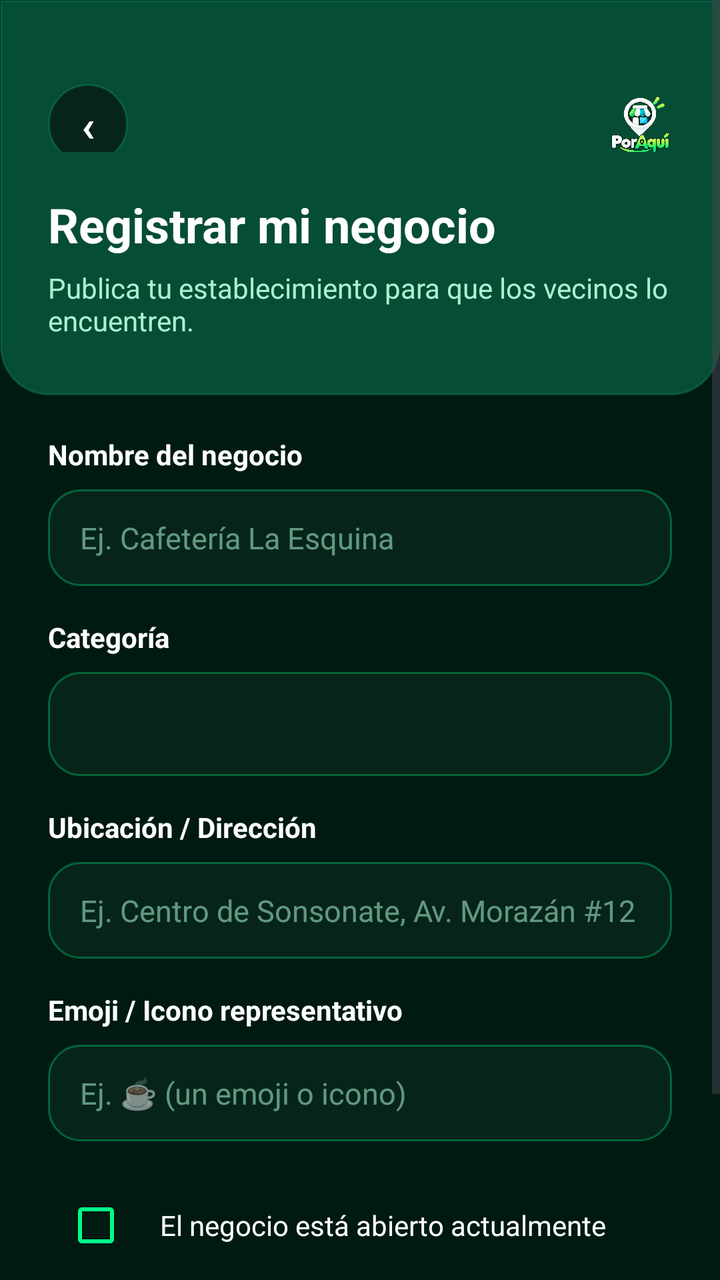
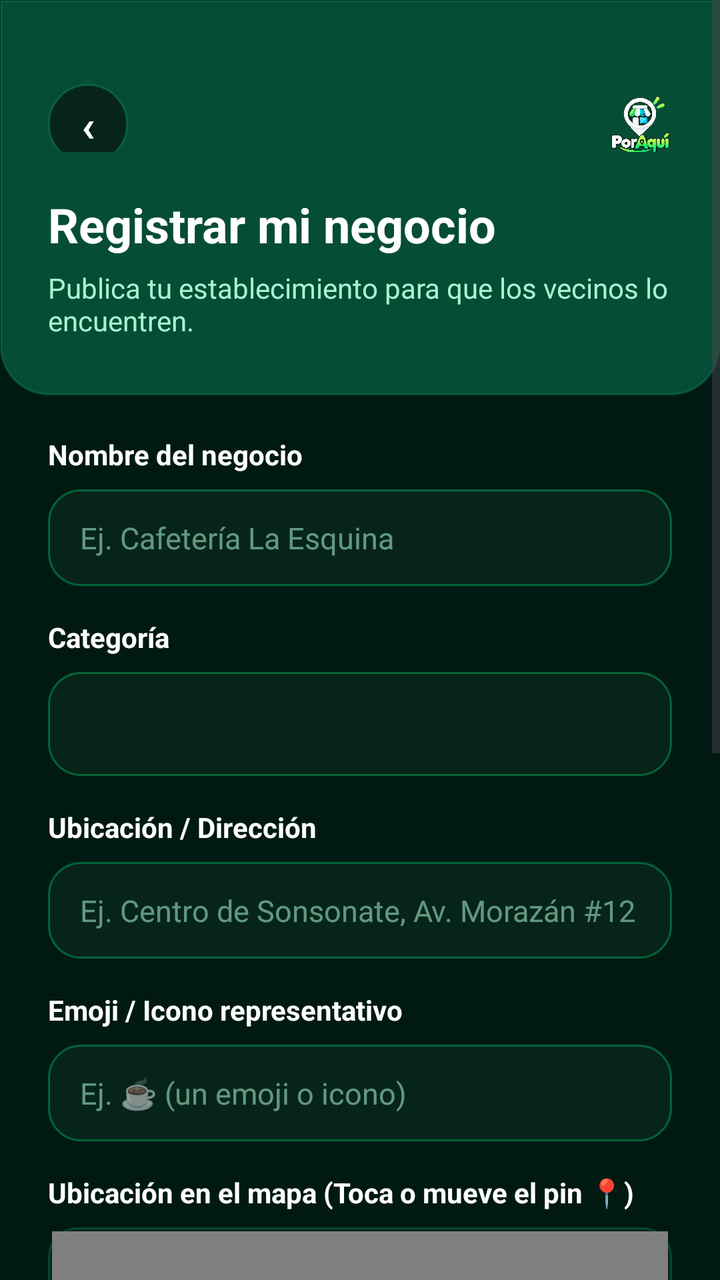

Screens rendered from an Android XML layout before and after an edit, with the pre-edit source and the edit as a unified diff.
<!-- AndroidManifest.xml: application theme Theme.PorAqui -->
<!-- res/layout/activity_register_business.xml -->
<?xml version="1.0" encoding="utf-8"?>
<ScrollView xmlns:android="http://schemas.android.com/apk/res/android"
    xmlns:app="http://schemas.android.com/apk/res-auto"
    xmlns:tools="http://schemas.android.com/tools"
    android:id="@+id/scroll_view_register_business"
    android:layout_width="match_parent"
    android:layout_height="match_parent"
    android:background="#001A12"
    android:fillViewport="true"
    tools:context=".ui.business.RegisterBusinessActivity">

    <androidx.constraintlayout.widget.ConstraintLayout
        android:layout_width="match_parent"
        android:layout_height="wrap_content"
        android:paddingBottom="32dp">

        
        <LinearLayout
            android:id="@+id/header_container"
            android:layout_width="0dp"
            android:layout_height="wrap_content"
            android:background="@drawable/bg_dark_login_header"
            android:orientation="vertical"
            android:paddingHorizontal="24dp"
            android:paddingTop="36dp"
            android:paddingBottom="28dp"
            app:layout_constraintEnd_toEndOf="parent"
            app:layout_constraintStart_toStartOf="parent"
            app:layout_constraintTop_toTopOf="parent">

            <RelativeLayout
                android:layout_width="match_parent"
                android:layout_height="wrap_content"
                android:paddingBottom="12dp">

                <TextView
                    android:id="@+id/btn_back_business"
                    android:layout_width="40dp"
                    android:layout_height="40dp"
                    android:layout_alignParentStart="true"
                    android:layout_centerVertical="true"
                    android:background="@drawable/bg_btn_back"
                    android:clickable="true"
                    android:focusable="true"
                    android:gravity="center"
                    android:text="‹"
                    android:textColor="@color/white"
                    android:textSize="22sp"
                    android:textStyle="bold" />

                <LinearLayout
                    android:layout_width="wrap_content"
                    android:layout_height="wrap_content"
                    android:layout_alignParentEnd="true"
                    android:layout_centerVertical="true"
                    android:gravity="center_vertical"
                    android:orientation="horizontal">

                    <ImageView
                        android:layout_width="32dp"
                        android:layout_height="32dp"
                        android:contentDescription="@string/app_name"
                        android:src="@drawable/poraqui_sin_fondo" />
                </LinearLayout>

            </RelativeLayout>

            <TextView
                android:layout_width="wrap_content"
                android:layout_height="wrap_content"
                android:layout_marginTop="8dp"
                android:text="Registrar mi negocio"
                android:textColor="@color/white"
                android:textSize="24sp"
                android:textStyle="bold" />

            <TextView
                android:layout_width="wrap_content"
                android:layout_height="wrap_content"
                android:layout_marginTop="6dp"
                android:text="Publica tu establecimiento para que los vecinos lo encuentren."
                android:textColor="#A7F3D0"
                android:textSize="14sp" />

        </LinearLayout>

        
        <LinearLayout
            android:id="@+id/form_container"
            android:layout_width="0dp"
            android:layout_height="wrap_content"
            android:orientation="vertical"
            android:paddingHorizontal="24dp"
            android:paddingTop="20dp"
            app:layout_constraintEnd_toEndOf="parent"
            app:layout_constraintStart_toStartOf="parent"
            app:layout_constraintTop_toBottomOf="@+id/header_container">

            
            <TextView
                android:layout_width="wrap_content"
                android:layout_height="wrap_content"
                android:text="Nombre del negocio"
                android:textColor="@color/white"
                android:textSize="14sp"
                android:textStyle="bold" />

            <EditText
                android:id="@+id/et_business_name"
                android:layout_width="match_parent"
                android:layout_height="wrap_content"
                android:layout_marginTop="8dp"
                android:background="@drawable/bg_dark_search_field"
                android:hint="Ej. Cafetería La Esquina"
                android:importantForAutofill="no"
                android:inputType="textCapWords"
                android:paddingHorizontal="16dp"
                android:paddingVertical="14dp"
                android:textColor="@color/white"
                android:textColorHint="#90A7F3D0"
                android:textSize="15sp" />

            
            <TextView
                android:layout_width="wrap_content"
                android:layout_height="wrap_content"
                android:layout_marginTop="16dp"
                android:text="Categoría"
                android:textColor="@color/white"
                android:textSize="14sp"
                android:textStyle="bold" />

            <Spinner
                android:id="@+id/sp_business_category"
                android:layout_width="match_parent"
                android:layout_height="52dp"
                android:layout_marginTop="8dp"
                android:background="@drawable/bg_dark_search_field"
                android:paddingHorizontal="12dp" />

            
            <TextView
                android:layout_width="wrap_content"
                android:layout_height="wrap_content"
                android:layout_marginTop="16dp"
                android:text="Ubicación / Dirección"
                android:textColor="@color/white"
                android:textSize="14sp"
                android:textStyle="bold" />

            <EditText
                android:id="@+id/et_business_location"
                android:layout_width="match_parent"
                android:layout_height="wrap_content"
                android:layout_marginTop="8dp"
                android:background="@drawable/bg_dark_search_field"
                android:hint="Ej. Centro de Sonsonate, Av. Morazán #12"
                android:importantForAutofill="no"
                android:inputType="textCapSentences"
                android:paddingHorizontal="16dp"
                android:paddingVertical="14dp"
                android:textColor="@color/white"
                android:textColorHint="#90A7F3D0"
                android:textSize="15sp" />

            
            <TextView
                android:layout_width="wrap_content"
                android:layout_height="wrap_content"
                android:layout_marginTop="16dp"
                android:text="Emoji / Icono representativo"
                android:textColor="@color/white"
                android:textSize="14sp"
                android:textStyle="bold" />

            <EditText
                android:id="@+id/et_business_emoji"
                android:layout_width="match_parent"
                android:layout_height="wrap_content"
                android:layout_marginTop="8dp"
                android:background="@drawable/bg_dark_search_field"
                android:hint="Ej. ☕ (un emoji o icono)"
                android:importantForAutofill="no"
                android:inputType="textShortMessage"
                android:paddingHorizontal="16dp"
                android:paddingVertical="14dp"
                android:textColor="@color/white"
                android:textColorHint="#90A7F3D0"
                android:textSize="15sp" />

            
            <LinearLayout
                android:layout_width="match_parent"
                android:layout_height="wrap_content"
                android:layout_marginTop="18dp"
                android:gravity="center_vertical"
                android:orientation="horizontal">

                <CheckBox
                    android:id="@+id/cb_business_open"
                    android:layout_width="wrap_content"
                    android:layout_height="wrap_content"
                    android:checked="true"
                    android:buttonTint="#00FF87" />

                <TextView
                    android:layout_width="wrap_content"
                    android:layout_height="wrap_content"
                    android:layout_marginStart="8dp"
                    android:text="El negocio está abierto actualmente"
                    android:textColor="@color/white"
                    android:textSize="14sp" />

            </LinearLayout>

            
            <androidx.appcompat.widget.AppCompatButton
                android:id="@+id/btn_register_business"
                android:layout_width="match_parent"
                android:layout_height="52dp"
                android:layout_marginTop="28dp"
                android:background="@drawable/bg_stitch_btn_primary"
                android:text="Guardar negocio"
                android:textAllCaps="false"
                android:textColor="#01140E"
                android:textSize="16sp"
                android:textStyle="bold" />

        </LinearLayout>

    </androidx.constraintlayout.widget.ConstraintLayout>

</ScrollView>
<!-- resources referenced by this layout -->
<resources>
  <color name="white">#FFFFFFFF</color>
  <!-- drawable bg_btn_back (drawable) -->
  <?xml version="1.0" encoding="utf-8"?>
  <shape xmlns:android="http://schemas.android.com/apk/res/android"
      android:shape="oval">
      <solid android:color="#07241A" />
      <stroke
          android:width="1dp"
          android:color="#4010B981" />
  </shape>
  <!-- drawable bg_dark_login_header (drawable) -->
  <?xml version="1.0" encoding="utf-8"?>
  <shape xmlns:android="http://schemas.android.com/apk/res/android"
      android:shape="rectangle">
      <corners
          android:bottomLeftRadius="24dp"
          android:bottomRightRadius="24dp"
          android:topLeftRadius="0dp"
          android:topRightRadius="0dp" />
      <solid android:color="#064D35" />
      <stroke
          android:width="1dp"
          android:color="#4010B981" />
  </shape>
  <!-- drawable bg_dark_search_field (drawable) -->
  <?xml version="1.0" encoding="utf-8"?>
  <shape xmlns:android="http://schemas.android.com/apk/res/android"
      android:shape="rectangle">
      <corners android:radius="16dp" />
      <solid android:color="#07241A" />
      <stroke
          android:width="1dp"
          android:color="#5000FF87" />
  </shape>
  <!-- drawable bg_stitch_btn_primary (drawable) -->
  <?xml version="1.0" encoding="utf-8"?>
  <ripple xmlns:android="http://schemas.android.com/apk/res/android"
      android:color="#33FFFFFF">
      <item>
          <shape android:shape="rectangle">
              <corners android:radius="999dp" />
              <gradient
                  android:angle="0"
                  android:endColor="#059669"
                  android:centerColor="#10B981"
                  android:startColor="#00FF87"
                  android:type="linear" />
          </shape>
      </item>
  </ripple>
  <!-- drawable poraqui_sin_fondo: png bitmap (drawable-nodpi, 990131 bytes) -->
  <string name="app_name">PorAquí</string>
  <style name="Theme.PorAqui" parent="Base.Theme.PorAqui" />
  <style name="Base.Theme.PorAqui" parent="Theme.Material3.DayNight.NoActionBar">
          
          
      </style>
</resources>

<!-- the commit's change to res/layout/activity_register_business.xml (unified diff, before → after) -->
@@ -189,6 +189,82 @@
                 android:textSize="15sp" />
 
             
+            <TextView
+                android:layout_width="wrap_content"
+                android:layout_height="wrap_content"
+                android:layout_marginTop="16dp"
+                android:text="Ubicación en el mapa (Toca o mueve el pin 📍)"
+                android:textColor="@color/white"
+                android:textSize="14sp"
+                android:textStyle="bold" />
+
+            
+            <FrameLayout
+                android:layout_width="match_parent"
+                android:layout_height="210dp"
+                android:layout_marginTop="8dp"
+                android:background="@drawable/bg_dark_card"
+                android:padding="2dp">
+
+                <WebView
+                    android:id="@+id/web_view_location_picker"
+                    android:layout_width="match_parent"
+                    android:layout_height="match_parent" />
+
+            </FrameLayout>
+
+            
+            <TextView
+                android:layout_width="wrap_content"
+                android:layout_height="wrap_content"
+                android:layout_marginTop="12dp"
+                android:text="Coordenadas capturadas (Latitud / Longitud)"
+                android:textColor="@color/white"
+                android:textSize="14sp"
+                android:textStyle="bold" />
+
+            <LinearLayout
+                android:layout_width="match_parent"
+                android:layout_height="wrap_content"
+                android:layout_marginTop="8dp"
+                android:orientation="horizontal"
+                android:weightSum="2">
+
+                <EditText
+                    android:id="@+id/et_business_latitude"
+                    android:layout_width="0dp"
+                    android:layout_height="wrap_content"
+                    android:layout_marginEnd="6dp"
+                    android:layout_weight="1"
+                    android:background="@drawable/bg_dark_search_field"
+                    android:hint="Lat: 13.7188"
+                    android:importantForAutofill="no"
+                    android:inputType="numberSigned|numberDecimal"
+                    android:paddingHorizontal="14dp"
+                    android:paddingVertical="14dp"
+                    android:textColor="@color/white"
+                    android:textColorHint="#90A7F3D0"
+                    android:textSize="14sp" />
+
+                <EditText
+                    android:id="@+id/et_business_longitude"
+                    android:layout_width="0dp"
+                    android:layout_height="wrap_content"
+                    android:layout_marginStart="6dp"
+                    android:layout_weight="1"
+                    android:background="@drawable/bg_dark_search_field"
+                    android:hint="Long: -89.7242"
+                    android:importantForAutofill="no"
+                    android:inputType="numberSigned|numberDecimal"
+                    android:paddingHorizontal="14dp"
+                    android:paddingVertical="14dp"
+                    android:textColor="@color/white"
+                    android:textColorHint="#90A7F3D0"
+                    android:textSize="14sp" />
+
+            </LinearLayout>
+
+            
             <LinearLayout
                 android:layout_width="match_parent"
                 android:layout_height="wrap_content"
<!-- resource entries referenced after the edit -->
@@ -5,6 +5,16 @@
   <?xml version="1.0" encoding="utf-8"?>
   <shape xmlns:android="http://schemas.android.com/apk/res/android"
       android:shape="oval">
+      <solid android:color="#07241A" />
+      <stroke
+          android:width="1dp"
+          android:color="#4010B981" />
+  </shape>
+  <!-- drawable bg_dark_card (drawable) -->
+  <?xml version="1.0" encoding="utf-8"?>
+  <shape xmlns:android="http://schemas.android.com/apk/res/android"
+      android:shape="rectangle">
+      <corners android:radius="14dp" />
       <solid android:color="#07241A" />
       <stroke
           android:width="1dp"
